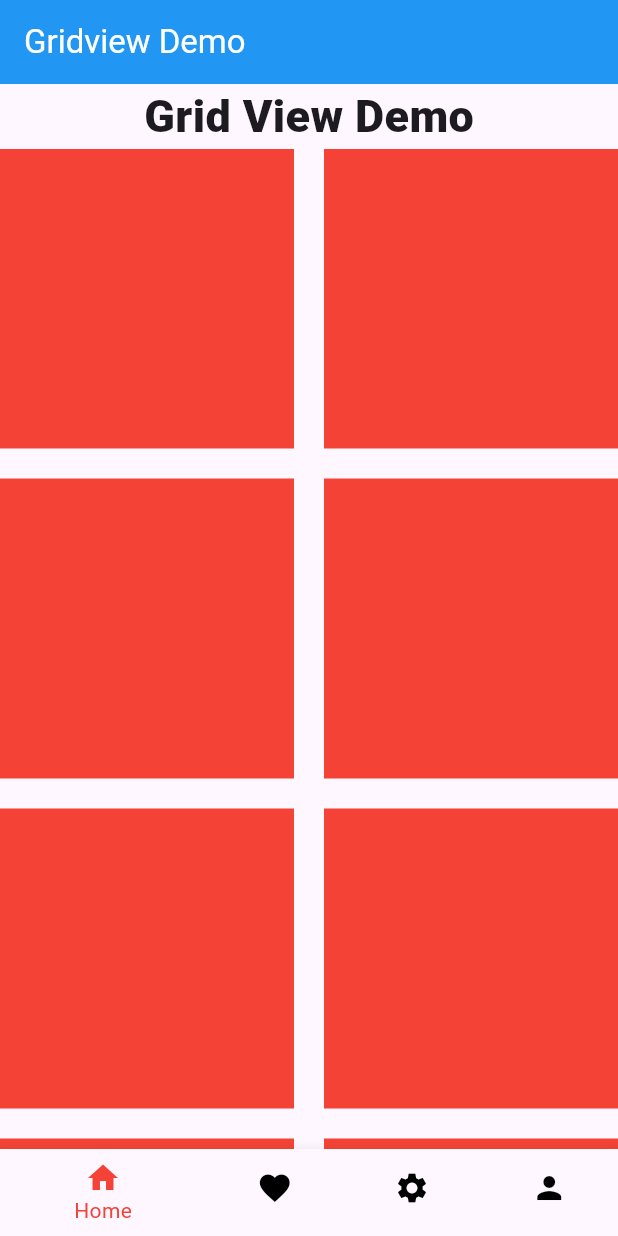
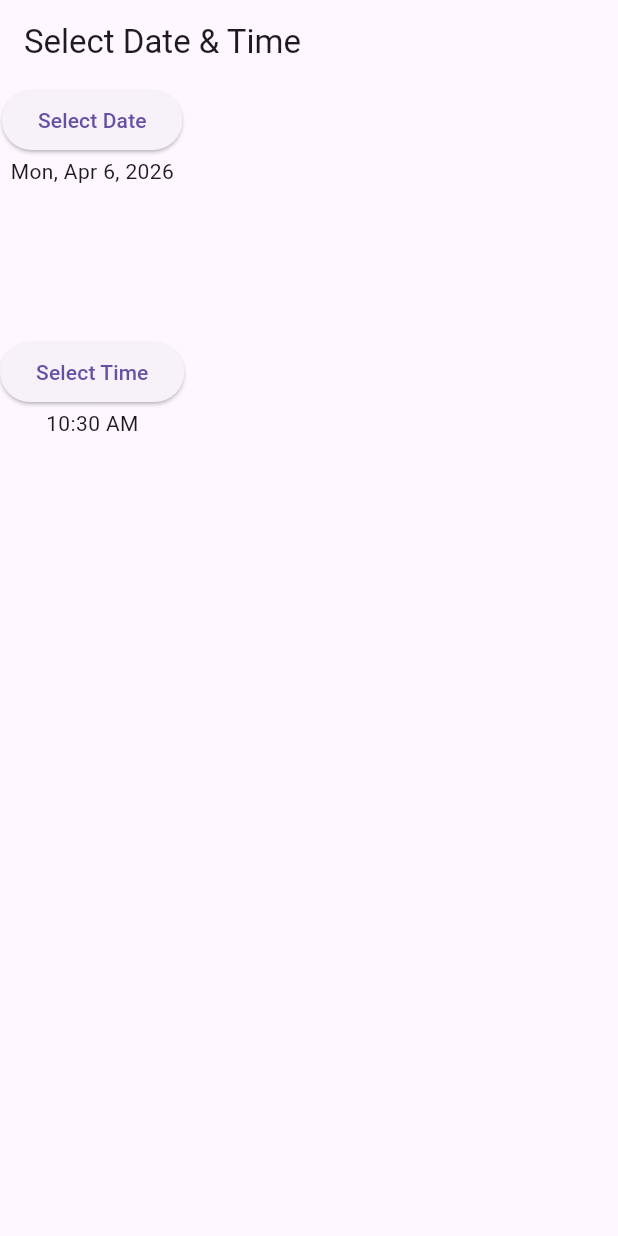
Before and after one commit to AbRehman536/kinza_frontend, a Flutter app: the screen it shows after launch, on a phone screen of 412 x 824 dp. Run offline on Flutter 3.47's test engine with Material 3 defaults, Android fonts, the phone set to English and light mode, and no system bars; our stand-ins replace smooth_page_indicator.

Commit message:
Date Time Picker done

```diff
--- /dev/null
+++ b/lib/date_time_picker.dart
@@ -0,0 +1,52 @@
+import 'package:flutter/material.dart';
+import 'package:intl/intl.dart';
+
+class DateTimePickerDemo extends StatefulWidget {
+  const DateTimePickerDemo({super.key});
+
+  @override
+  State<DateTimePickerDemo> createState() => _DateTimePickerDemoState();
+}
+
+class _DateTimePickerDemoState extends State<DateTimePickerDemo> {
+  DateTime selectedDate = DateTime.now();
+  TimeOfDay selectedTime = TimeOfDay.now();
+  @override
+  Widget build(BuildContext context) {
+    return Scaffold(
+      appBar:
+      AppBar(
+        title: Text("Select Date & Time"),
+      ),
+      body: Column(
+        children: [
+          ElevatedButton(onPressed: (){
+            showDatePicker(
+                context: context,
+                firstDate: DateTime(2000),
+                lastDate: DateTime.now())
+                .then((value){
+                  setState(() {
+                    selectedDate = value!;
+                  });
+            });
+          }, child: Text("Select Date")),
+          Text(DateFormat.yMMMEd().format(selectedDate)),
+          SizedBox(height: 100,),
+          ElevatedButton(onPressed: (){
+            showTimePicker(
+                context: context,
+                initialTime: TimeOfDay.now())
+                .then((val){
+                  setState(() {
+                    selectedTime = val!;
+                  });
+            });
+          }, child: Text("Select Time")),
+          Text(selectedTime.format(context).toString())
+
+        ],
+      ),
+    );
+  }
+}
--- a/lib/main.dart
+++ b/lib/main.dart
@@ -1,6 +1,7 @@
 import 'package:flutter/material.dart';
 import 'package:kinza_frontend/body.dart';
 import 'package:kinza_frontend/bottom_bar.dart';
+import 'package:kinza_frontend/date_time_picker.dart';
 import 'package:kinza_frontend/dialog_box.dart';
 import 'package:kinza_frontend/expand_flexible.dart';
 import 'package:kinza_frontend/gridview.dart';
@@ -32,7 +33,7 @@
       title: 'Flutter Demo',
       theme: ThemeData(
       ),
-      home: BottomBarDemo(),
+      home: DateTimePickerDemo(),
     );
   }
 }
--- a/pubspec.yaml
+++ b/pubspec.yaml
@@ -35,6 +35,7 @@
   # Use with the CupertinoIcons class for iOS style icons.
   cupertino_icons: ^1.0.8
   smooth_page_indicator: ^2.0.1
+  intl: ^0.20.2
 
 
 dev_dependencies:
```
Also changed, not shown: pubspec.lock.
